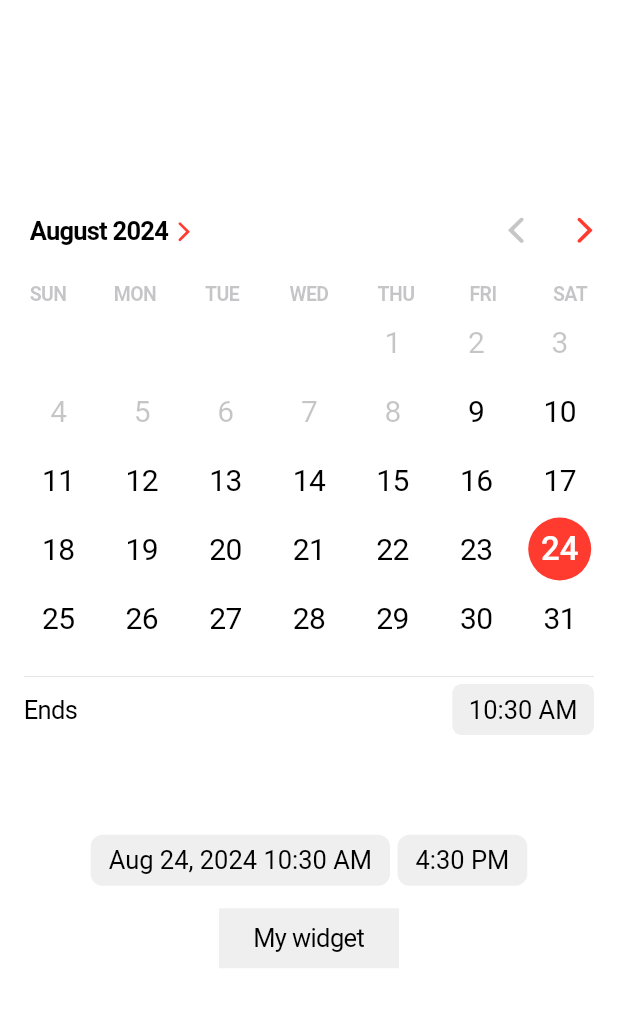
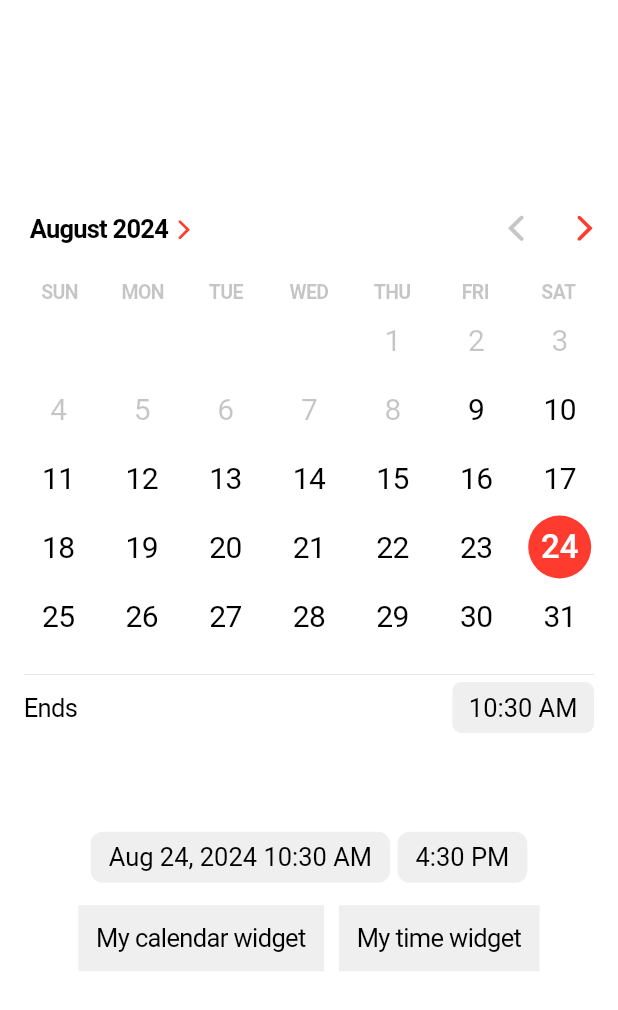
Before and after one commit to philip-soft/cupertino_calendar_picker, a Flutter app: the screen it shows after launch, on a phone screen of 412 x 824 dp. Shown: the top 1010 px of the screen. Run offline on Flutter 3.47's test engine with Material 3 defaults, Android fonts, the light colour scheme and no system bars.

Commit message:
CalendarWeekdays and example main.dart updates

```diff
--- a/example/lib/main.dart
+++ b/example/lib/main.dart
@@ -15,7 +15,8 @@ class ExampleApp extends StatefulWidget {
 }
 
 class _ExampleAppState extends State<ExampleApp> {
-  late DateTime _selectedDate;
+  late DateTime _selectedDateTime;
+  late TimeOfDay _selectedTime;
   late DateTime _now;
   late DateTime _minimumDateTime;
   late DateTime _maximumDateTime;
@@ -24,13 +25,14 @@ class _ExampleAppState extends State<ExampleApp> {
   void initState() {
     super.initState();
     _now = DateTime.now();
-    _selectedDate = _now;
+    _selectedDateTime = _now;
+    _selectedTime = TimeOfDay.fromDateTime(_now);
     _minimumDateTime = _now.subtract(const Duration(days: 15));
     _maximumDateTime = _now.add(const Duration(days: 365));
   }
 
   /// The context comes from the `Builder` above the widget tree.
-  Future<DateTime?> onTap(BuildContext context) async {
+  Future<DateTime?> onCalendarWidgetTap(BuildContext context) async {
     final RenderBox? renderBox = context.findRenderObject() as RenderBox?;
 
     return showCupertinoCalendarPicker(
@@ -38,15 +40,33 @@ class _ExampleAppState extends State<ExampleApp> {
       widgetRenderBox: renderBox,
       minimumDateTime: _minimumDateTime,
       maximumDateTime: _maximumDateTime,
-      initialDateTime: _selectedDate,
+      initialDateTime: _selectedDateTime,
       timeLabel: 'Ends',
       onDateSelected: _onDateChanged,
     );
   }
 
+  /// The context comes from the `Builder` above the widget tree.
+  Future<TimeOfDay?> onTimeWidgetTap(BuildContext context) async {
+    final RenderBox? renderBox = context.findRenderObject() as RenderBox?;
+
+    return showCupertinoTimePicker(
+      context,
+      widgetRenderBox: renderBox,
+      initialTime: _selectedTime,
+      onTimeChanged: _onTimeChanged,
+    );
+  }
+
+  void _onTimeChanged(TimeOfDay time) {
+    setState(() {
+      _selectedTime = time;
+    });
+  }
+
   void _onDateChanged(DateTime newDate) {
     setState(() {
-      _selectedDate = newDate;
+      _selectedDateTime = newDate;
     });
   }
 
@@ -80,7 +100,7 @@ class _ExampleAppState extends State<ExampleApp> {
                 CupertinoCalendarPickerButton(
                   minimumDateTime: _minimumDateTime,
                   maximumDateTime: _maximumDateTime,
-                  initialDateTime: _selectedDate,
+                  initialDateTime: _selectedDateTime,
                   mode: CupertinoCalendarMode.dateTime,
                   timeLabel: 'Ends',
                   onDateSelected: _onDateChanged,
@@ -92,24 +112,23 @@ class _ExampleAppState extends State<ExampleApp> {
               ],
             ),
             const SizedBox(height: 15),
-            Builder(
-              builder: (context) {
-                return GestureDetector(
+            Row(
+              mainAxisAlignment: MainAxisAlignment.center,
+              children: [
+                _MyWidget(
                   /// Passing exactly this `BuildContext` is mandatory to get
                   /// the `RenderBox` of the appropriate widget.
-                  onTap: () => onTap(context),
-                  child: Container(
-                    height: 40,
-                    width: 120,
-                    decoration: BoxDecoration(
-                      color: CupertinoColors.tertiarySystemFill
-                          .resolveFrom(context),
-                    ),
-                    alignment: Alignment.center,
-                    child: const Text('My widget'),
-                  ),
-                );
-              },
+                  onTap: (context) => onCalendarWidgetTap(context),
+                  title: 'My calendar widget',
+                ),
+                const SizedBox(width: 10),
+                _MyWidget(
+                  /// Passing exactly this `BuildContext` is mandatory to get
+                  /// the `RenderBox` of the appropriate widget.
+                  onTap: (context) => onTimeWidgetTap(context),
+                  title: 'My time widget',
+                ),
+              ],
             ),
             const Spacer(flex: 3),
           ],
@@ -118,3 +137,33 @@ class _ExampleAppState extends State<ExampleApp> {
     );
   }
 }
+
+class _MyWidget extends StatelessWidget {
+  const _MyWidget({
+    required this.title,
+    required this.onTap,
+  });
+
+  final String title;
+  final void Function(BuildContext) onTap;
+
+  @override
+  Widget build(BuildContext context) {
+    return GestureDetector(
+      /// Passing exactly this `BuildContext` is mandatory to get
+      /// the `RenderBox` of the appropriate widget.
+      onTap: () => onTap(context),
+      child: Container(
+        padding: const EdgeInsets.all(12),
+        decoration: BoxDecoration(
+          color: CupertinoColors.tertiarySystemFill.resolveFrom(context),
+        ),
+        alignment: Alignment.center,
+        child: Text(
+          title,
+          textAlign: TextAlign.center,
+        ),
+      ),
+    );
+  }
+}
--- a/lib/src/calendar/cupertino_calendar.dart
+++ b/lib/src/calendar/cupertino_calendar.dart
@@ -210,8 +210,12 @@ class _CupertinoCalendarState extends State<CupertinoCalendar> {
       CupertinoCalendarMode.dateTime => calendarDateTimePickerHeight,
     };
     const double minWidth = calendarWidth;
-    final double maxWidth =
-        widget.maxWidth <= minWidth ? minWidth : widget.maxWidth;
+    double maxWidth = 0;
+    if (widget.maxWidth <= minWidth) {
+      maxWidth = minWidth;
+    } else {
+      maxWidth = widget.maxWidth;
+    }
 
     return ConstrainedBox(
       constraints: BoxConstraints(
--- a/lib/src/calendar/footer/calendar_footer.dart
+++ b/lib/src/calendar/footer/calendar_footer.dart
@@ -69,7 +69,7 @@ class _CalendarFooterState extends State<CalendarFooter> {
   Widget build(BuildContext context) {
     final TimeOfDay time = _timeOfDay;
     final bool use24HoursFormat = MediaQuery.alwaysUse24HourFormatOf(context);
-    final bool shouldShowSegments =
+    final bool shouldShowDayPeriodSwitcher =
         !use24HoursFormat && widget.type == CupertinoCalendarType.compact;
 
     return Column(
@@ -110,14 +110,14 @@ class _CalendarFooterState extends State<CalendarFooter> {
                         : widget.decoration.timeStyle?.color,
                   ),
                   child: Text(
-                    shouldShowSegments
+                    shouldShowDayPeriodSwitcher
                         ? time.customFormat(context)
                         : time.format(context),
                   ),
                 ),
               ),
             ),
-            if (shouldShowSegments) ...<Widget>[
+            if (shouldShowDayPeriodSwitcher) ...<Widget>[
               const SizedBox(width: 8.0),
               CupertinoSlidingSegmentedControl<DayPeriod>(
                 onValueChanged: _onDayPeriodChanged,
--- a/lib/src/calendar/picker/cupertino_calendar_picker.dart
+++ b/lib/src/calendar/picker/cupertino_calendar_picker.dart
@@ -301,7 +301,7 @@ class CupertinoCalendarPickerState extends State<CupertinoCalendarPicker>
                   ),
                 CupertinoCalendarViewMode.timePicker =>
                   CupertinoTimePickerWheel(
-                    key: _timePickerKey,
+                    pickerKey: _timePickerKey,
                     onTimeChanged: _onTimeChanged,
                     minimumDateTime: widget.minimumDateTime.truncateToMinutes(),
                     maximumDateTime: widget.maximumDateTime.truncateToMinutes(),
--- a/lib/src/calendar/weekdays/calendar_weekdays.dart
+++ b/lib/src/calendar/weekdays/calendar_weekdays.dart
@@ -28,9 +28,12 @@ class CalendarWeekdays extends StatelessWidget {
       final DateTime date = firstDayOfWeekDate.addDays(index);
       final String mediumDateString = localization.datePickerMediumDate(date);
       final String weekday = mediumDateString.substring(0, 3);
-      return CalendarWeekday(
-        weekday: weekday.toUpperCase(),
-        decoration: decoration,
+
+      return Expanded(
+        child: CalendarWeekday(
+          weekday: weekday.toUpperCase(),
+          decoration: decoration,
+        ),
       );
     });
   }
@@ -43,7 +46,6 @@ class CalendarWeekdays extends StatelessWidget {
         horizontal: calendarWeekdaysHorizontalPadding,
       ),
       child: Row(
-        mainAxisAlignment: MainAxisAlignment.spaceBetween,
         children: _weekdays(context),
       ),
     );
--- a/lib/src/src.dart
+++ b/lib/src/src.dart
@@ -1,7 +1,6 @@
 export 'animations/animations.dart';
 export 'calendar/calendar.dart';
 export 'config/config.dart';
-export 'config/package_config.dart';
 export 'enums/enums.dart';
 export 'extensions/extensions.dart';
 export 'functions.dart';
--- a/lib/src/time/cupertino_time_picker_wheel.dart
+++ b/lib/src/time/cupertino_time_picker_wheel.dart
@@ -8,9 +8,11 @@ class CupertinoTimePickerWheel extends StatelessWidget {
     required this.maximumDateTime,
     required this.onTimeChanged,
     required this.minuteInterval,
+    this.pickerKey,
     super.key,
   });
 
+  final GlobalKey<CustomCupertinoDatePickerDateTimeState>? pickerKey;
   final DateTime initialDateTime;
   final DateTime minimumDateTime;
   final DateTime maximumDateTime;
@@ -20,6 +22,7 @@ class CupertinoTimePickerWheel extends StatelessWidget {
   @override
   Widget build(BuildContext context) {
     return CustomCupertinoDatePicker(
+      key: pickerKey,
       mode: CupertinoDatePickerMode.time,
       initialDateTime: initialDateTime,
       minimumDate: minimumDateTime,
```
